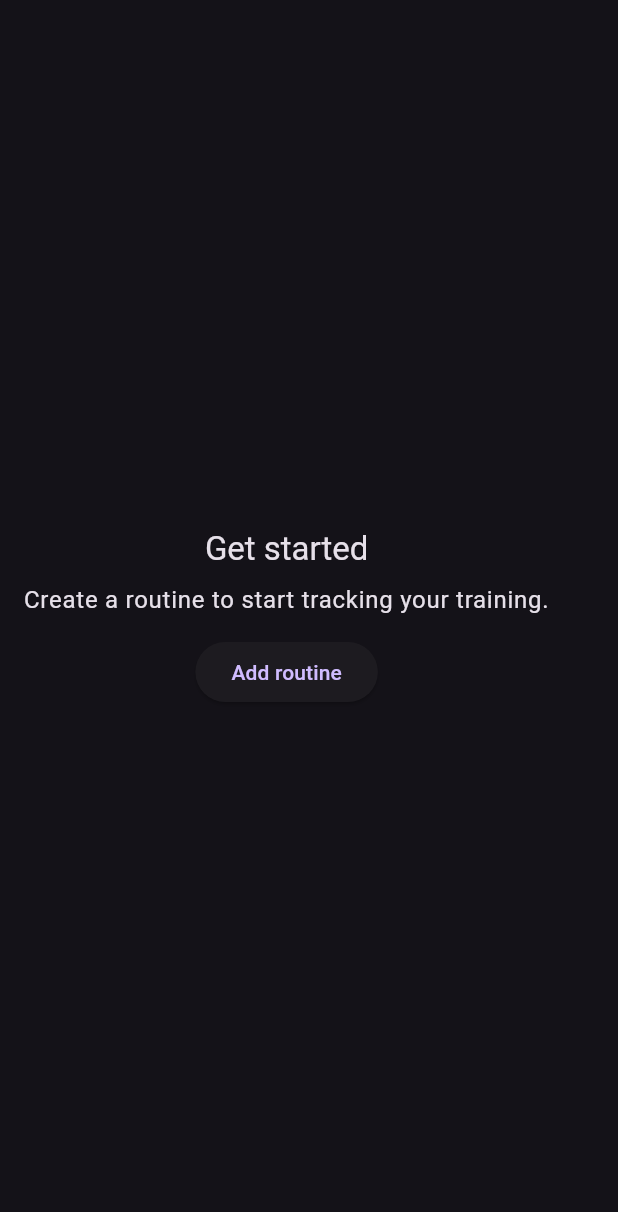
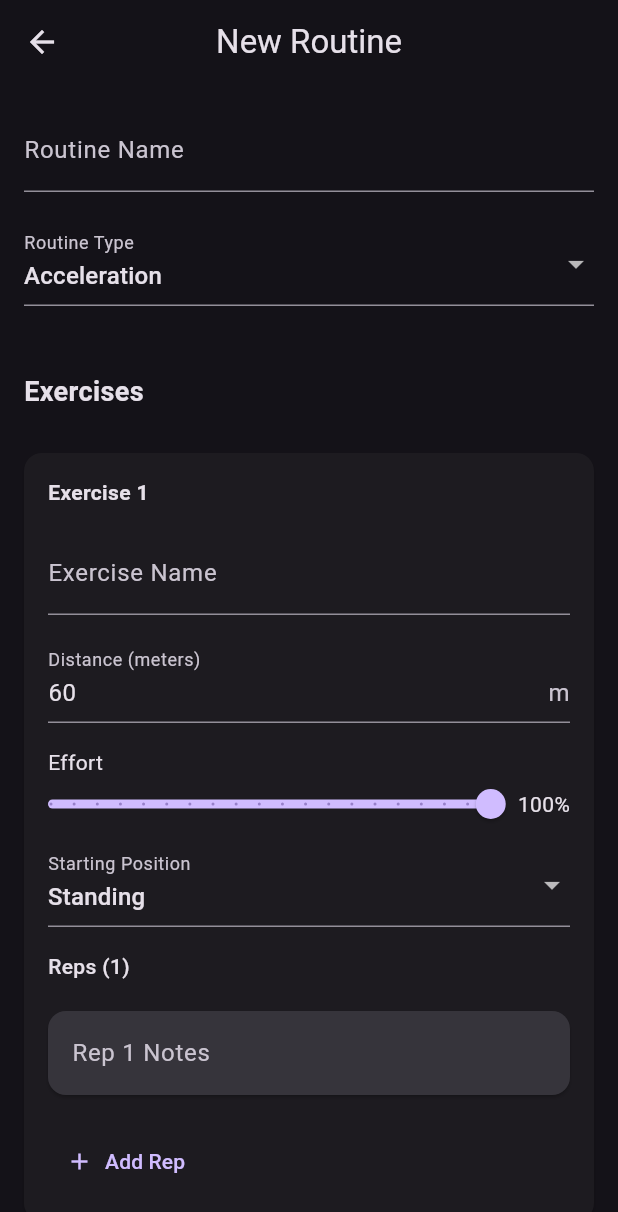
Before and after one commit to shareefhadid/traak, a Flutter app: the screen it shows after launch, after a tap on "Add routine", on a phone screen of 412 x 824 dp. Shown: the top 1212 px of the screen. Run offline on Flutter 3.47's test engine with Material 3 defaults, Android fonts, the phone set to English and light mode, and no system bars; our stand-ins replace go_router.

Commit message:
feat(tracking): adding routines
wip

```diff
--- a/lib/app.dart
+++ b/lib/app.dart
@@ -1,6 +1,5 @@
 import 'package:flutter/material.dart';
-import 'package:traak/constants/spacing.dart';
-import 'package:traak/features/track/track_screen.dart';
+import 'package:traak/router.dart';
 import 'package:traak/theme.dart';
 
 class TraakApp extends StatelessWidget {
@@ -9,11 +8,11 @@ class TraakApp extends StatelessWidget {
   // This widget is the root of your application.
   @override
   Widget build(BuildContext context) {
-    return MaterialApp(
+    return MaterialApp.router(
       title: 'Traak',
       debugShowCheckedModeBanner: false,
       theme: darkTheme,
-      home: const TrackScreen(),
+      routerConfig: router,
     );
   }
 }
--- /dev/null
+++ b/lib/features/track/components/exercise_item.dart
@@ -0,0 +1,187 @@
+import 'package:flutter/material.dart';
+import 'package:traak/constants/spacing.dart';
+import 'package:traak/features/track/models/exercise.dart';
+import 'package:traak/shared/components/app_body_padding.dart';
+
+class ExerciseItem extends StatefulWidget {
+  const ExerciseItem({
+    super.key,
+    required this.exercise,
+    required this.exerciseIndex,
+    required this.onRemove,
+    required this.onAddRep,
+    required this.onRemoveRep,
+    required this.isRemovable,
+    required this.startingPositions,
+  });
+  final Exercise exercise;
+  final int exerciseIndex;
+  final VoidCallback onRemove;
+  final VoidCallback onAddRep;
+  final Function(int) onRemoveRep;
+  final bool isRemovable;
+  final List<String> startingPositions;
+
+  @override
+  State<ExerciseItem> createState() => _ExerciseItemState();
+}
+
+class _ExerciseItemState extends State<ExerciseItem> {
+  @override
+  Widget build(BuildContext context) {
+    return Card(
+      margin: const EdgeInsets.symmetric(vertical: Spacing.sm),
+      child: AppBodyPadding(
+        child: Column(
+          crossAxisAlignment: CrossAxisAlignment.start,
+          spacing: Spacing.lg,
+          children: [
+            Row(
+              children: [
+                Expanded(
+                  child: Text(
+                    'Exercise ${widget.exerciseIndex + 1}',
+                    style: const TextStyle(fontWeight: FontWeight.bold),
+                  ),
+                ),
+                if (widget.isRemovable)
+                  IconButton(
+                    icon: const Icon(Icons.delete),
+                    onPressed: widget.onRemove,
+                    tooltip: 'Remove exercise',
+                    color: Colors.red,
+                  ),
+              ],
+            ),
+            TextFormField(
+              decoration: const InputDecoration(
+                labelText: 'Exercise Name',
+                hintText: 'E.g., Sprint, Skips, Bounds',
+              ),
+              onChanged: (value) {
+                widget.exercise.name = value;
+              },
+              validator: (value) {
+                if (value == null || value.trim().isEmpty) {
+                  return 'Please enter an exercise name';
+                }
+                return null;
+              },
+            ),
+            TextFormField(
+              controller: widget.exercise.distanceController,
+              decoration: const InputDecoration(
+                labelText: 'Distance (meters)',
+                hintText: 'Enter distance in meters',
+                suffixText: 'm',
+              ),
+              keyboardType: TextInputType.number,
+              validator: (value) {
+                if (value == null || value.trim().isEmpty) {
+                  return 'Please enter a distance';
+                }
+                if (int.tryParse(value) == null) {
+                  return 'Please enter a valid number';
+                }
+                if (int.parse(value) <= 0) {
+                  return 'Distance must be greater than 0';
+                }
+                return null;
+              },
+            ),
+            Column(
+              crossAxisAlignment: CrossAxisAlignment.start,
+              spacing: Spacing.sm,
+              children: [
+                const Text('Effort'),
+                Row(
+                  children: [
+                    Expanded(
+                      child: Slider(
+                        padding: const EdgeInsets.only(right: Spacing.lg),
+                        value: widget.exercise.effort,
+                        min: 5,
+                        max: 100,
+                        divisions: 19,
+                        label: '${widget.exercise.effort.round()}%',
+                        onChanged: (double value) {
+                          setState(() {
+                            widget.exercise.effort = value;
+                          });
+                        },
+                      ),
+                    ),
+                    Text('${widget.exercise.effort.round()}%'),
+                  ],
+                ),
+              ],
+            ),
+            DropdownButtonFormField<String>(
+              value: widget.exercise.startingPosition,
+              decoration: const InputDecoration(labelText: 'Starting Position'),
+              items:
+                  widget.startingPositions.map((String position) {
+                    return DropdownMenuItem<String>(
+                      value: position,
+                      child: Text(position),
+                    );
+                  }).toList(),
+              onChanged: (String? newValue) {
+                if (newValue != null) {
+                  setState(() {
+                    widget.exercise.startingPosition = newValue;
+                  });
+                }
+              },
+            ),
+            Text(
+              'Reps (${widget.exercise.reps.length})',
+              style: const TextStyle(fontWeight: FontWeight.w500),
+            ),
+            ListView.builder(
+              shrinkWrap: true,
+              physics: const NeverScrollableScrollPhysics(),
+              itemCount: widget.exercise.reps.length,
+              itemBuilder: (context, repIndex) {
+                return Card(
+                  color: ColorScheme.of(context).surfaceContainerHighest,
+                  margin: const EdgeInsets.symmetric(vertical: Spacing.xs),
+                  child: AppBodyPadding.horizontal(
+                    child: Row(
+                      children: [
+                        Expanded(
+                          child: TextFormField(
+                            decoration: InputDecoration(
+                              labelText: 'Rep ${repIndex + 1} Notes',
+                              hintText: 'Optional notes',
+                              border: InputBorder.none,
+                            ),
+                            onChanged: (value) {
+                              widget.exercise.reps[repIndex].notes = value;
+                            },
+                          ),
+                        ),
+                        if (widget.exercise.reps.length > 1)
+                          IconButton(
+                            icon: const Icon(Icons.remove_circle),
+                            onPressed: () => widget.onRemoveRep(repIndex),
+                            tooltip: 'Remove rep',
+                            color: Colors.red,
+                          ),
+                      ],
+                    ),
+                  ),
+                );
+              },
+            ),
+            TextButton.icon(
+              onPressed: widget.onAddRep,
+              icon: const Icon(Icons.add),
+              label: const Text('Add Rep'),
+            ),
+          ],
+        ),
+      ),
+    );
+  }
+}
--- /dev/null
+++ b/lib/features/track/models/exercise.dart
@@ -0,0 +1,14 @@
+import 'package:flutter/material.dart';
+import 'package:traak/features/track/models/rep.dart';
+
+class Exercise {
+  Exercise({required this.id});
+  final int id;
+  String name = '';
+  final TextEditingController distanceController = TextEditingController(
+    text: '60',
+  );
+  double effort = 100;
+  String startingPosition = 'Standing';
+  List<Rep> reps = [Rep(id: 0)];
+}
--- /dev/null
+++ b/lib/features/track/models/rep.dart
@@ -0,0 +1,5 @@
+class Rep {
+  Rep({required this.id});
+  final int id;
+  String notes = '';
+}
--- /dev/null
+++ b/lib/features/track/new_routine_screen.dart
@@ -0,0 +1,200 @@
+import 'package:flutter/material.dart';
+import 'package:traak/constants/spacing.dart';
+import 'package:traak/features/track/components/exercise_item.dart';
+import 'package:traak/features/track/models/exercise.dart';
+import 'package:traak/features/track/models/rep.dart';
+import 'package:traak/shared/components/app_body_padding.dart';
+import 'package:traak/shared/components/custom_app_bar.dart';
+
+class NewRoutineScreen extends StatefulWidget {
+  const NewRoutineScreen({super.key});
+
+  @override
+  State<NewRoutineScreen> createState() => _NewRoutineScreenState();
+}
+
+class _NewRoutineScreenState extends State<NewRoutineScreen> {
+  final _formKey = GlobalKey<FormState>();
+  final TextEditingController _nameController = TextEditingController();
+
+  String _selectedType = 'Acceleration';
+
+  // List of exercises, each with its own list of reps
+  final List<Exercise> _exercises = [Exercise(id: 0)];
+
+  final List<String> _routineTypes = [
+    'Acceleration',
+    'Max Velocity',
+    'Tempo',
+    'Endurance',
+    'Recovery',
+    'Technique',
+  ];
+
+  final List<String> _startingPositions = [
+    'Standing',
+    'Block',
+    'Three-point',
+    'Four-point',
+    'Seated',
+    'Lying',
+  ];
+
+  @override
+  void dispose() {
+    _nameController.dispose();
+    for (final exercise in _exercises) {
+      exercise.distanceController.dispose();
+    }
+    super.dispose();
+  }
+
+  void _addExercise() {
+    setState(() {
+      _exercises.add(
+        Exercise(id: _exercises.isEmpty ? 0 : _exercises.last.id + 1),
+      );
+    });
+  }
+
+  void _removeExercise(int index) {
+    if (_exercises.length > 1) {
+      setState(() {
+        _exercises.removeAt(index);
+      });
+    }
+  }
+
+  void _addRep(int exerciseIndex) {
+    setState(() {
+      _exercises[exerciseIndex].reps.add(
+        Rep(id: _exercises[exerciseIndex].reps.last.id + 1),
+      );
+    });
+  }
+
+  void _removeRep(int exerciseIndex, int repIndex) {
+    if (_exercises[exerciseIndex].reps.length > 1) {
+      setState(() {
+        _exercises[exerciseIndex].reps.removeAt(repIndex);
+      });
+    }
+  }
+
+  void _saveRoutine() {
+    if (_formKey.currentState!.validate()) {
+      // Here you would save the routine to your database
+      // For now, we just print the data
+      debugPrint('Routine name: ${_nameController.text}');
+      debugPrint('Type: $_selectedType');
+      debugPrint('Exercises: ${_exercises.length}');
+
+      for (final exercise in _exercises) {
+        debugPrint('Exercise: ${exercise.name}');
+        debugPrint('Distance: ${exercise.distanceController.text}');
+        debugPrint('Effort: ${exercise.effort}%');
+        debugPrint('Starting position: ${exercise.startingPosition}');
+        debugPrint('Reps: ${exercise.reps.length}');
+      }
+
+      ScaffoldMessenger.of(context).showSnackBar(
+        const SnackBar(content: Text('Routine saved successfully')),
+      );
+    }
+  }
+
+  @override
+  Widget build(BuildContext context) {
+    return Scaffold(
+      appBar: const CustomAppBar(title: 'New Routine'),
+      body: Form(
+        key: _formKey,
+        child: SingleChildScrollView(
+          child: AppBodyPadding(
+            bottomOverride: Spacing.xl5,
+            child: Column(
+              crossAxisAlignment: CrossAxisAlignment.start,
+              spacing: Spacing.xl,
+              children: [
+                // Routine Name
+                TextFormField(
+                  controller: _nameController,
+                  decoration: const InputDecoration(
+                    labelText: 'Routine Name',
+                    hintText: 'Enter routine name',
+                  ),
+                  validator: (value) {
+                    if (value == null || value.trim().isEmpty) {
+                      return 'Please enter a routine name';
+                    }
+                    return null;
+                  },
+                ),
+                DropdownButtonFormField<String>(
+                  value: _selectedType,
+                  decoration: const InputDecoration(labelText: 'Routine Type'),
+                  items:
+                      _routineTypes.map((String type) {
+                        return DropdownMenuItem<String>(
+                          value: type,
+                          child: Text(type),
+                        );
+                      }).toList(),
+                  onChanged: (String? newValue) {
+                    if (newValue != null) {
+                      setState(() {
+                        _selectedType = newValue;
+                      });
+                    }
+                  },
+                ),
+                const SizedBox(height: Spacing.xs),
+                const Text(
+                  'Exercises',
+                  style: TextStyle(fontSize: 18, fontWeight: FontWeight.bold),
+                ),
+                Column(
+                  crossAxisAlignment: CrossAxisAlignment.start,
+                  children: [
+                    ListView.builder(
+                      shrinkWrap: true,
+                      physics: const NeverScrollableScrollPhysics(),
+                      itemCount: _exercises.length,
+                      itemBuilder: (context, exerciseIndex) {
+                        return ExerciseItem(
+                          exercise: _exercises[exerciseIndex],
+                          exerciseIndex: exerciseIndex,
+                          onRemove: () => _removeExercise(exerciseIndex),
+                          onAddRep: () => _addRep(exerciseIndex),
+                          onRemoveRep:
+                              (repIndex) => _removeRep(exerciseIndex, repIndex),
+                          isRemovable: _exercises.length > 1,
+                          startingPositions: _startingPositions,
+                        );
+                      },
+                    ),
+                    ElevatedButton.icon(
+                      onPressed: _addExercise,
+                      icon: const Icon(Icons.add),
+                      label: const Text('Add Exercise'),
+                    ),
+                  ],
+                ),
+                SizedBox(
+                  width: double.infinity,
+                  child: ElevatedButton(
+                    onPressed: _saveRoutine,
+                    style: ElevatedButton.styleFrom(
+                      padding: const EdgeInsets.all(Spacing.md),
+                    ),
+                    child: const Text('Save Routine'),
+                  ),
+                ),
+              ],
+            ),
+          ),
+        ),
+      ),
+    );
+  }
+}
--- a/lib/features/track/track_screen.dart
+++ b/lib/features/track/track_screen.dart
@@ -1,4 +1,5 @@
 import 'package:flutter/material.dart';
+import 'package:go_router/go_router.dart';
 import 'package:traak/constants/spacing.dart';
 import 'package:traak/shared/components/app_body_padding.dart';
 
@@ -13,15 +14,18 @@ class TrackScreen extends StatelessWidget {
           mainAxisAlignment: MainAxisAlignment.center,
           crossAxisAlignment: CrossAxisAlignment.center,
           children: [
-            Text('Get started', style: TextTheme.of(context).titleLarge),
+            Text('Get started', style: Theme.of(context).textTheme.titleLarge),
             const SizedBox(height: Spacing.sm),
             Text(
               'Create a routine to start tracking your training.',
-              style: TextTheme.of(context).bodyLarge,
+              style: Theme.of(context).textTheme.bodyLarge,
               textAlign: TextAlign.center,
             ),
             const SizedBox(height: Spacing.md),
-            ElevatedButton(onPressed: () {}, child: const Text('Add routine')),
+            ElevatedButton(
+              onPressed: () => context.go('/new-routine'),
+              child: const Text('Add routine'),
+            ),
           ],
         ),
       ),
--- /dev/null
+++ b/lib/router.dart
@@ -0,0 +1,18 @@
+import 'package:go_router/go_router.dart';
+import 'package:traak/features/track/track_screen.dart';
+import 'package:traak/features/track/new_routine_screen.dart';
+
+final router = GoRouter(
+  routes: [
+    GoRoute(
+      path: '/',
+      builder: (context, state) => const TrackScreen(),
+      routes: [
+        GoRoute(
+          path: 'new-routine',
+          builder: (context, state) => const NewRoutineScreen(),
+        ),
+      ],
+    ),
+  ],
+);
--- a/lib/shared/components/app_body_padding.dart
+++ b/lib/shared/components/app_body_padding.dart
@@ -8,21 +8,6 @@ import 'package:traak/constants/spacing.dart';
 /// * Using the `vertical` constructor will only set top and bottom padding.
 /// * Using the `horizontal` constructor will only set the left and right padding.
 class AppBodyPadding extends StatelessWidget {
-  /// The child widget to add padding to.
-  final Widget child;
-
-  /// Overrides the padding on the top side of the child widget.
-  final double? topOverride;
-
-  /// Overrides the padding on the bottom side of the child widget.
-  final double? bottomOverride;
-
-  /// Overrides the padding on the left side of the child widget.
-  final double? leftOverride;
-
-  /// Overrides the padding on the right side of the child widget.
-  final double? rightOverride;
-
   /// Creates an [AppBodyPadding] widget.
   ///
   /// The `topOverride`, `bottomOverride`, `leftOverride`, and `rightOverride` parameters
@@ -65,6 +50,21 @@ class AppBodyPadding extends StatelessWidget {
   }) : topOverride = 0.0,
        bottomOverride = 0.0;
 
+  /// The child widget to add padding to.
+  final Widget child;
+
+  /// Overrides the padding on the top side of the child widget.
+  final double? topOverride;
+
+  /// Overrides the padding on the bottom side of the child widget.
+  final double? bottomOverride;
+
+  /// Overrides the padding on the left side of the child widget.
+  final double? leftOverride;
+
+  /// Overrides the padding on the right side of the child widget.
+  final double? rightOverride;
+
   @override
   Widget build(BuildContext context) {
     return Padding(
--- a/lib/shared/components/custom_app_bar.dart
+++ b/lib/shared/components/custom_app_bar.dart
@@ -1,14 +1,6 @@
 import 'package:flutter/material.dart';
 
 class CustomAppBar extends StatelessWidget implements PreferredSizeWidget {
-  final String title;
-  final bool showBack;
-  final VoidCallback? onBack;
-  final List<Widget>? actions;
-  final Widget? titleWidget;
-  final double? elevation;
-  final Color? backgroundColor;
-
   const CustomAppBar({
     required this.title,
     this.showBack = false,
@@ -19,6 +11,14 @@ class CustomAppBar extends StatelessWidget implements PreferredSizeWidget {
     this.backgroundColor,
     super.key,
   });
+
+  final String title;
+  final bool showBack;
+  final VoidCallback? onBack;
+  final List<Widget>? actions;
+  final Widget? titleWidget;
+  final double? elevation;
+  final Color? backgroundColor;
 
   @override
   Widget build(BuildContext context) {
--- a/pubspec.yaml
+++ b/pubspec.yaml
@@ -11,6 +11,7 @@ environment:
 dependencies:
   flutter:
     sdk: flutter
+  go_router: ^15.1.2
 
 dev_dependencies:
   flutter_lints: ^5.0.0
```
Also changed, not shown: analysis_options.yaml (+49 -1 lines), pubspec.lock.
